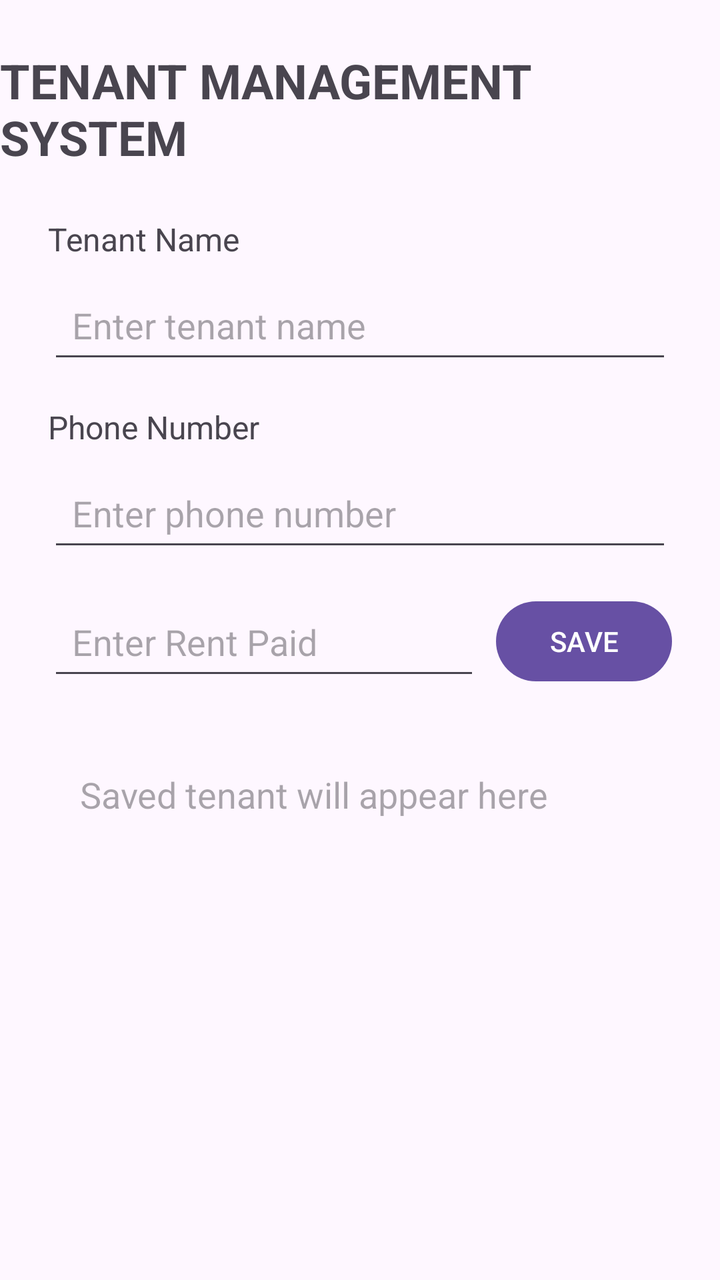
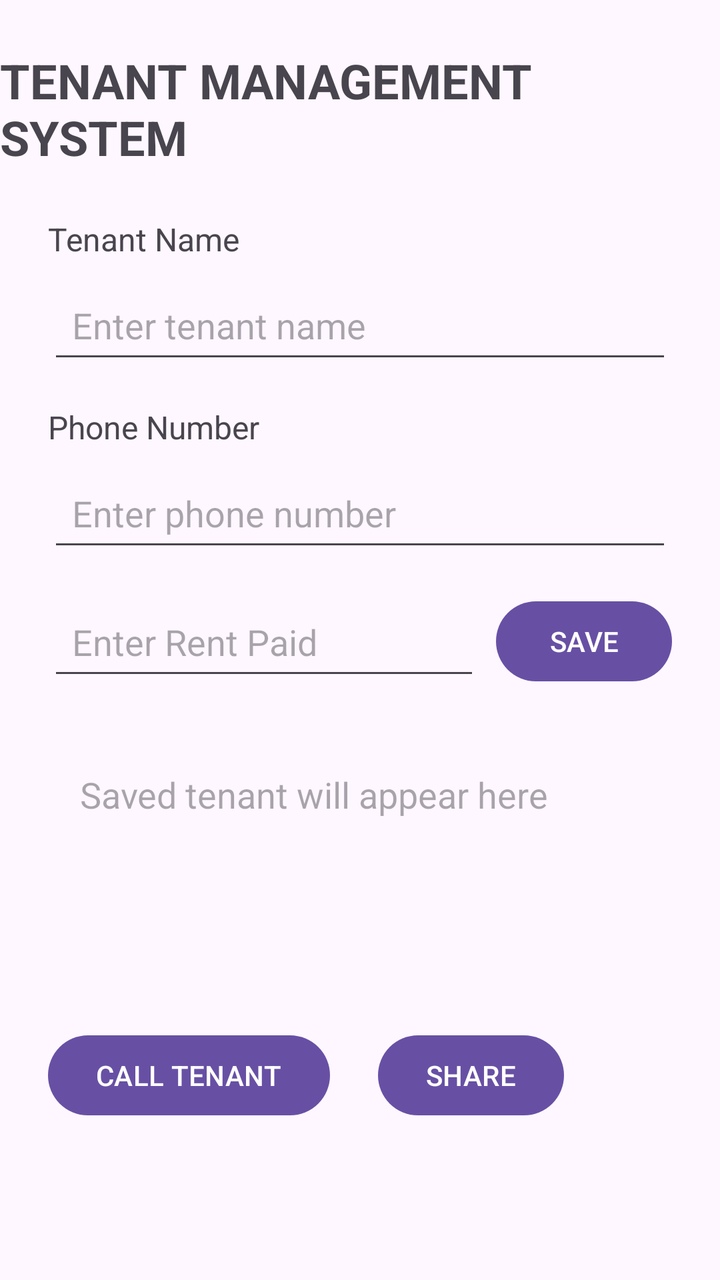

Screens rendered from an Android XML layout before and after an edit, with the pre-edit source and the edit as a unified diff.
<!-- AndroidManifest.xml: application theme Theme.TenantManagementSystem -->
<!-- res/layout/activity_main.xml -->
<?xml version="1.0" encoding="utf-8"?>
<layout xmlns:android="http://schemas.android.com/apk/res/android"
    xmlns:app="http://schemas.android.com/apk/res-auto">

    <data>
        <variable
        name="tenant"
        type="com.example.tenantmanagementsystem.Tenant"
        />
    </data>

    <androidx.constraintlayout.widget.ConstraintLayout

        android:layout_width="match_parent"
        android:layout_height="match_parent">

        <TextView
            android:id="@+id/titleTextView"
            android:layout_width="wrap_content"
            android:layout_height="wrap_content"
            android:text="TENANT MANAGEMENT SYSTEM"
            android:textSize="24sp"
            android:textStyle="bold"
            android:layout_marginTop="24dp"
            app:layout_constraintTop_toTopOf="parent"
            app:layout_constraintStart_toStartOf="parent"
            app:layout_constraintEnd_toEndOf="parent" />

        <TextView
            android:id="@+id/tenantNameLabel"
            android:layout_width="wrap_content"
            android:layout_height="wrap_content"
            android:layout_marginStart="24dp"
            android:layout_marginTop="24dp"
            android:text="Tenant Name"
            android:textSize="16sp"
            app:layout_constraintStart_toStartOf="parent"
            app:layout_constraintTop_toBottomOf="@id/titleTextView" />

        <EditText
            android:id="@+id/tenantNameEditText"
            android:layout_width="0dp"
            android:layout_height="wrap_content"
            android:hint="Enter tenant name"
            android:minHeight="48dp"
            android:padding="12dp"
            android:layout_marginTop="8dp"
            android:layout_marginStart="24dp"
            android:layout_marginEnd="24dp"
            app:layout_constraintTop_toBottomOf="@id/tenantNameLabel"
            app:layout_constraintStart_toStartOf="parent"
            app:layout_constraintEnd_toEndOf="parent" />

        <TextView
            android:id="@+id/phoneLabel"
            android:layout_width="wrap_content"
            android:layout_height="wrap_content"
            android:text="Phone Number"
            android:textSize="16sp"
            android:layout_marginTop="16dp"
            android:layout_marginStart="24dp"
            app:layout_constraintTop_toBottomOf="@id/tenantNameEditText"
            app:layout_constraintStart_toStartOf="parent" />

        <EditText
            android:id="@+id/phoneEditText"
            android:layout_width="0dp"
            android:layout_height="wrap_content"
            android:hint="Enter phone number"
            android:inputType="phone"
            android:minHeight="48dp"
            android:padding="12dp"
            android:layout_marginTop="8dp"
            android:layout_marginStart="24dp"
            android:layout_marginEnd="24dp"
            app:layout_constraintTop_toBottomOf="@id/phoneLabel"
            app:layout_constraintStart_toStartOf="parent"
            app:layout_constraintEnd_toEndOf="parent" />

        <EditText
            android:id="@+id/rentEditText"
            android:layout_width="0dp"
            android:layout_height="wrap_content"
            android:hint="Enter Rent Paid"
            android:inputType="numberDecimal"
            android:minHeight="48dp"
            android:padding="12dp"
            android:layout_marginStart="24dp"
            android:layout_marginTop="16dp"
            android:layout_marginEnd="8dp"
            app:layout_constraintTop_toBottomOf="@id/phoneEditText"
            app:layout_constraintStart_toStartOf="parent"
            app:layout_constraintEnd_toStartOf="@id/saveButton" />

        <Button
            android:id="@+id/saveButton"
            android:layout_width="wrap_content"
            android:layout_height="wrap_content"
            android:text="SAVE"
            android:layout_marginEnd="24dp"
            app:layout_constraintTop_toTopOf="@id/rentEditText"
            app:layout_constraintEnd_toEndOf="parent" />

        <TextView
            android:id="@+id/tenantResultTextView"
            android:layout_width="0dp"
            android:layout_height="wrap_content"
            android:text="@{tenant.summary()}"
            android:hint="Saved tenant will appear here"
            android:textSize="18sp"
            android:padding="16dp"
            android:layout_margin="24dp"
            app:layout_constraintTop_toBottomOf="@id/rentEditText"
            app:layout_constraintStart_toStartOf="parent"
            app:layout_constraintEnd_toEndOf="parent" />

        <TextView
            android:id="@+id/boldTenantName"
            android:layout_width="0dp"
            android:layout_height="wrap_content"
            android:text="@{tenant.name}"
            android:textStyle="bold"
            android:textSize="24sp"
            android:padding="16dp"
            android:layout_margin="24dp"
            app:layout_constraintTop_toBottomOf="@id/tenantResultTextView"
            app:layout_constraintStart_toStartOf="parent"
            app:layout_constraintEnd_toEndOf="parent" />


    </androidx.constraintlayout.widget.ConstraintLayout>
</layout>
<!-- resources referenced by this layout -->
<resources>
  <style name="Theme.TenantManagementSystem" parent="Base.Theme.TenantManagementSystem" />
  <style name="Base.Theme.TenantManagementSystem" parent="Theme.Material3.DayNight.NoActionBar">
          
          
      </style>
</resources>

<!-- the commit's change to res/layout/activity_main.xml (unified diff, before → after) -->
@@ -127,6 +127,24 @@
             app:layout_constraintStart_toStartOf="parent"
             app:layout_constraintEnd_toEndOf="parent" />
 
+        <Button
+            android:id="@+id/callButton"
+            android:layout_width="wrap_content"
+            android:layout_height="wrap_content"
+            android:text="CALL TENANT"
+            android:layout_marginStart="24dp"
+            app:layout_constraintTop_toBottomOf="@+id/boldTenantName"
+            app:layout_constraintStart_toStartOf="parent" />
+
+        <Button
+            android:id="@+id/shareButton"
+            android:layout_width="wrap_content"
+            android:layout_height="wrap_content"
+            android:text="SHARE"
+            android:layout_marginStart="24dp"
+            app:layout_constraintLeft_toRightOf="@id/callButton"
+            app:layout_constraintTop_toBottomOf="@+id/boldTenantName"/>
+
 
     </androidx.constraintlayout.widget.ConstraintLayout>
 </layout>
